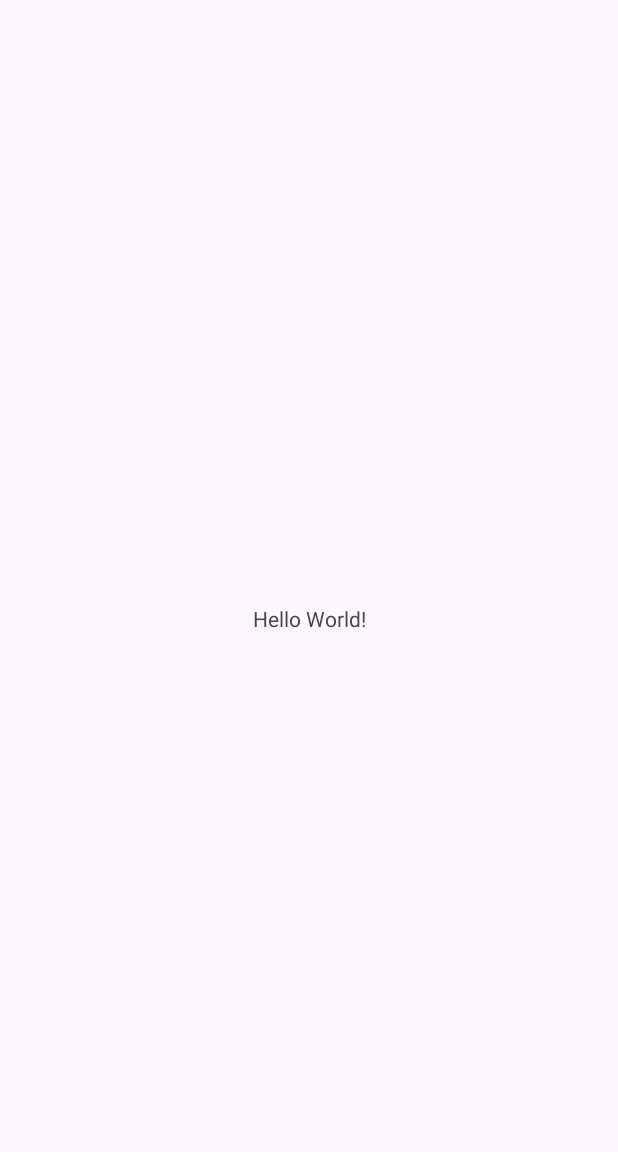
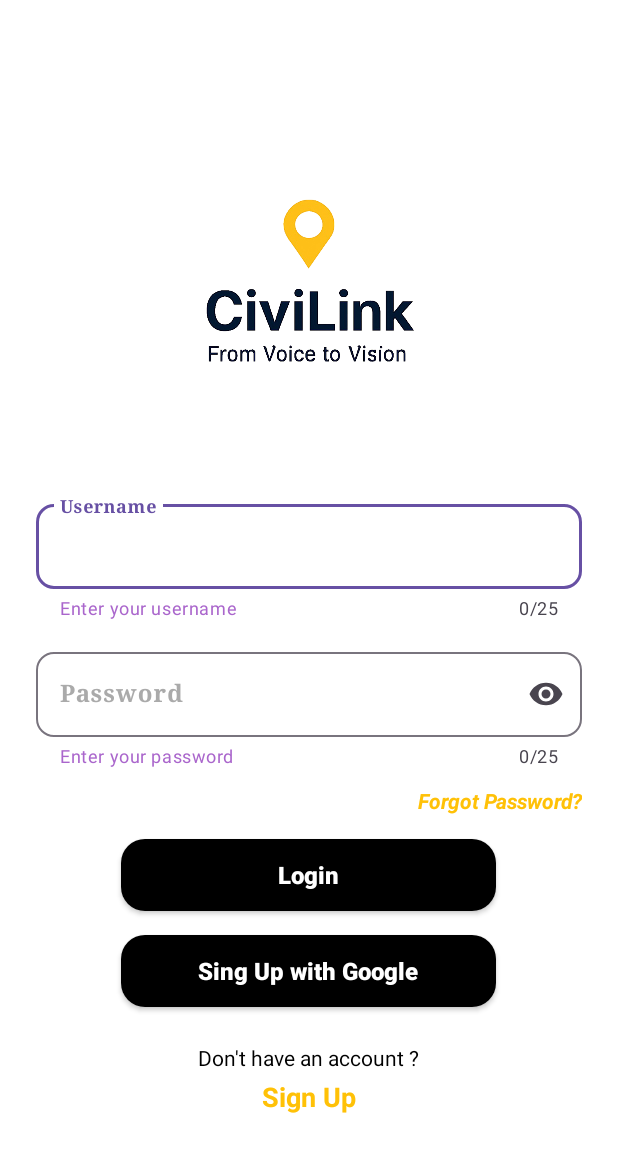
Before and after one commit to TarangChavhan/SIH_AIML_P31_PROJECT, an Android app: the screen it shows after launch (MainActivity before the commit, LoginActivity after it), on a phone screen of 412 x 824 dp. Before the commit the part shown is almost empty. Shown: the top 1152 px of the screen. Run offline under Robolectric (Android 15) with nearby library versions, the phone set to English and light mode, and no system bars; libraries missing offline, so code that uses them is left out: com.loopj.android, cz.msebera.android; 4 statements that could not run were skipped.

Commit message:
Login And Registratiob

```diff
--- a/Android Application/app/build.gradle.kts
+++ b/Android Application/app/build.gradle.kts
@@ -40,4 +40,6 @@ dependencies {
     testImplementation(libs.junit)
     androidTestImplementation(libs.ext.junit)
     androidTestImplementation(libs.espresso.core)
+    implementation ("com.loopj.android:android-async-http:1.4.11")
+
 }
--- /dev/null
+++ b/Android Application/app/src/main/java/com/example/civilink/LoginActivity.java
@@ -0,0 +1,106 @@
+package com.example.civilink;
+
+import androidx.appcompat.app.AppCompatActivity;
+
+import android.content.Intent;
+import android.os.Bundle;
+import android.view.View;
+import android.widget.TextView;
+import android.widget.Toast;
+
+import com.google.android.material.textfield.TextInputEditText;
+import com.loopj.android.http.AsyncHttpClient;
+import com.loopj.android.http.AsyncHttpResponseHandler;
+import com.loopj.android.http.RequestParams;
+
+import cz.msebera.android.httpclient.Header;
+
+public class LoginActivity extends AppCompatActivity {
+
+    TextInputEditText etUsername, etPassword;
+    TextView tvRegister;
+    androidx.appcompat.widget.AppCompatButton btnLogin, btnGoogle;
+
+    String BASE_URL = "http://YOUR_LOCALHOST_OR_SERVER/login.php";
+    // 👉 Replace with your backend API link
+
+    @Override
+    protected void onCreate(Bundle savedInstanceState) {
+        super.onCreate(savedInstanceState);
+        setContentView(R.layout.activity_login);
+
+        // Initialize views
+        etUsername = findViewById(R.id.LoginTextInputEditTextUsername);
+        etPassword = findViewById(R.id.LoginTextInputEditTextPassword);
+        btnLogin = findViewById(R.id.Loginbtn);
+        tvRegister = findViewById(R.id.TVRegistration);
+        btnGoogle = findViewById(R.id.btnGooglelogin);
+
+        // Login Button Click
+        btnLogin.setOnClickListener(new View.OnClickListener() {
+            @Override
+            public void onClick(View v) {
+                String username = etUsername.getText().toString().trim();
+                String password = etPassword.getText().toString().trim();
+
+                if (username.isEmpty() || password.isEmpty()) {
+                    Toast.makeText(LoginActivity.this, "Please fill all fields", Toast.LENGTH_SHORT).show();
+                } else {
+                    loginUser(username, password);
+                }
+            }
+        });
+
+        // Navigate to Register
+        tvRegister.setOnClickListener(new View.OnClickListener() {
+            @Override
+            public void onClick(View v) {
+                Intent i = new Intent(LoginActivity.this, RegisterActivity.class);
+                startActivity(i);
+            }
+        });
+
+        // Google Button (Just Example, implement Firebase/Google SDK if needed)
+        btnGoogle.setOnClickListener(v -> {
+            Toast.makeText(LoginActivity.this, "Google Login clicked", Toast.LENGTH_SHORT).show();
+        });
+    }
+
+    private void loginUser(String username, String password) {
+        AsyncHttpClient client = new AsyncHttpClient();
+        RequestParams params = new RequestParams();
+        params.put("username", username);
+        params.put("password", password);
+
+        client.post(BASE_URL, params, new AsyncHttpResponseHandler() {
+            @Override
+            public void onSuccess(int statusCode, Header[] headers, byte[] responseBody) {
+                try {
+                    String response = new String(responseBody);
+                    // Example Response: {"status":"success","message":"Login Successful"}
+                    org.json.JSONObject json = new org.json.JSONObject(response);
+
+                    String status = json.getString("status");
+                    String message = json.getString("message");
+
+                    Toast.makeText(LoginActivity.this, message, Toast.LENGTH_SHORT).show();
+
+                    if (status.equals("success")) {
+                        // Go to Home/Dashboard
+                        Intent i = new Intent(LoginActivity.this, HomeActivity.class);
+                        startActivity(i);
+                        finish();
+                    }
+                } catch (Exception e) {
+                    e.printStackTrace();
+                    Toast.makeText(LoginActivity.this, "Error parsing response", Toast.LENGTH_SHORT).show();
+                }
+            }
+
+            @Override
+            public void onFailure(int statusCode, Header[] headers, byte[] responseBody, Throwable error) {
+                Toast.makeText(LoginActivity.this, "Login Failed: " + error.getMessage(), Toast.LENGTH_SHORT).show();
+            }
+        });
+    }
+}
--- a/Android Application/app/src/main/java/com/example/civilink/MainActivity.java
+++ /dev/null
@@ -1,24 +0,0 @@
-package com.example.civilink;
-
-import android.os.Bundle;
-
-import androidx.activity.EdgeToEdge;
-import androidx.appcompat.app.AppCompatActivity;
-import androidx.core.graphics.Insets;
-import androidx.core.view.ViewCompat;
-import androidx.core.view.WindowInsetsCompat;
-
-public class MainActivity extends AppCompatActivity {
-
-    @Override
-    protected void onCreate(Bundle savedInstanceState) {
-        super.onCreate(savedInstanceState);
-        EdgeToEdge.enable(this);
-        setContentView(R.layout.activity_main);
-        ViewCompat.setOnApplyWindowInsetsListener(findViewById(R.id.main), (v, insets) -> {
-            Insets systemBars = insets.getInsets(WindowInsetsCompat.Type.systemBars());
-            v.setPadding(systemBars.left, systemBars.top, systemBars.right, systemBars.bottom);
-            return insets;
-        });
-    }
-}
--- /dev/null
+++ b/Android Application/app/src/main/java/com/example/civilink/Splash_Screen.java
@@ -0,0 +1,40 @@
+package com.example.civilink;
+
+import android.content.Intent;
+import android.os.Bundle;
+import android.os.Handler;
+import android.view.animation.Animation;
+import android.view.animation.AnimationUtils;
+import android.widget.ImageView;
+import android.widget.TextView;
+
+import androidx.activity.EdgeToEdge;
+import androidx.appcompat.app.AppCompatActivity;
+import androidx.core.graphics.Insets;
+import androidx.core.view.ViewCompat;
+import androidx.core.view.WindowInsetsCompat;
+
+public class Splash_Screen extends AppCompatActivity {
+    ImageView logo;
+    Animation FodeinAnim;
+
+    @Override
+    protected void onCreate(Bundle savedInstanceState) {
+        super.onCreate(savedInstanceState);
+        EdgeToEdge.enable(this);
+        setContentView(R.layout.splash_screen);
+        logo = findViewById(R.id.IV_sp_logo);
+
+        FodeinAnim = AnimationUtils.loadAnimation(Splash_Screen.this,R.anim.anime1);
+        logo.setAnimation(FodeinAnim);
+        Handler handler = new Handler();
+        handler.postDelayed(new Runnable() {
+            @Override
+            public void run() {
+                Intent i = new Intent(Splash_Screen.this, LoginActivity.class);
+                startActivity(i);
+                finish();
+            }
+        },5000);
+    }
+}
--- /dev/null
+++ b/Android Application/app/src/main/res/drawable/btshape.xml
@@ -0,0 +1,6 @@
+<?xml version="1.0" encoding="utf-8"?>
+<shape xmlns:android="http://schemas.android.com/apk/res/android" android:shape="rectangle">
+    <solid android:color="@color/black"/>  <!-- Black Background -->
+    <corners android:radius="16dp"/>  <!-- Rounded Corners -->
+    <padding android:left="12dp" android:right="12dp" android:top="10dp" android:bottom="10dp"/>
+</shape>
--- /dev/null
+++ b/Android Application/app/src/main/res/layout/activity_login.xml
@@ -0,0 +1,137 @@
+<LinearLayout
+    xmlns:android="http://schemas.android.com/apk/res/android"
+    xmlns:app="http://schemas.android.com/apk/res-auto"
+    android:layout_width="match_parent"
+    android:layout_height="match_parent"
+    android:orientation="vertical"
+    android:gravity="center"
+    android:padding="24dp"
+    android:background="@color/white">
+
+    <!-- App Title -->
+    <ImageView
+        android:layout_width="match_parent"
+        android:layout_height="250dp"
+        android:src="@drawable/logo"/>
+
+    <!-- Username Input -->
+    <com.google.android.material.textfield.TextInputLayout
+        android:id="@+id/LoginTextInputLayoutUsername"
+        android:layout_width="match_parent"
+        android:layout_height="wrap_content"
+        android:hint="Username"
+        android:layout_marginBottom="16dp"
+        android:textColorHint="@android:color/darker_gray"
+        app:boxBackgroundMode="outline"
+        app:boxCornerRadiusTopStart="12dp"
+        app:boxCornerRadiusTopEnd="12dp"
+        app:boxCornerRadiusBottomStart="12dp"
+        app:boxCornerRadiusBottomEnd="12dp"
+        app:counterEnabled="true"
+        app:counterMaxLength="25"
+        app:helperText="Enter your username"
+        app:helperTextEnabled="true"
+        app:helperTextTextColor="@android:color/holo_purple">
+
+        <com.google.android.material.textfield.TextInputEditText
+            android:id="@+id/LoginTextInputEditTextUsername"
+            android:layout_width="match_parent"
+            android:layout_height="wrap_content"
+            android:inputType="textPersonName"
+            android:maxLength="25"
+            android:textSize="16sp"
+            android:textStyle="bold"
+            android:typeface="serif" />
+    </com.google.android.material.textfield.TextInputLayout>
+
+
+    <!-- Password Input -->
+    <com.google.android.material.textfield.TextInputLayout
+        android:id="@+id/LoginTextInputLayoutPassword"
+        android:layout_width="match_parent"
+        android:layout_height="wrap_content"
+        android:hint="Password"
+        android:layout_marginBottom="8dp"
+        android:textColorHint="@android:color/darker_gray"
+        app:boxBackgroundMode="outline"
+        app:boxCornerRadiusTopStart="12dp"
+        app:boxCornerRadiusTopEnd="12dp"
+        app:boxCornerRadiusBottomStart="12dp"
+        app:boxCornerRadiusBottomEnd="12dp"
+        app:counterEnabled="true"
+        app:counterMaxLength="25"
+        app:endIconMode="password_toggle"
+        app:helperText="Enter your password"
+        app:helperTextEnabled="true"
+        app:helperTextTextColor="@android:color/holo_purple">
+
+        <com.google.android.material.textfield.TextInputEditText
+            android:id="@+id/LoginTextInputEditTextPassword"
+            android:layout_width="match_parent"
+            android:layout_height="wrap_content"
+            android:inputType="textPassword"
+            android:maxLength="25"
+            android:textSize="16sp"
+            android:textStyle="bold"
+            android:typeface="serif" />
+    </com.google.android.material.textfield.TextInputLayout>
+
+
+    <!-- Forgot Password -->
+    <TextView
+        android:layout_width="match_parent"
+        android:layout_height="wrap_content"
+        android:gravity="end"
+        android:paddingTop="4dp"
+        android:paddingBottom="16dp"
+        android:text="Forgot Password?"
+        android:textColor="@color/Yellow"
+        android:textSize="14sp"
+        android:textStyle="italic|bold" />
+
+
+    <!-- Login Button -->
+    <androidx.appcompat.widget.AppCompatButton
+        android:id="@+id/Loginbtn"
+        android:layout_width="250dp"
+        android:layout_height="wrap_content"
+        android:padding="12dp"
+        android:text="Login"
+        android:textAllCaps="false"
+        android:textColor="@color/white"
+        android:textSize="16sp"
+        android:textStyle="bold"
+        android:layout_marginBottom="16dp"
+        android:background="@drawable/btshape" />
+    <androidx.appcompat.widget.AppCompatButton
+        android:id="@+id/GoogleLoginBtn"
+        android:layout_width="250dp"
+        android:layout_height="wrap_content"
+        android:padding="12dp"
+        android:text="Sing Up with Google"
+        android:textAllCaps="false"
+        android:textColor="@color/white"
+        android:textSize="16sp"
+        android:textStyle="bold"
+        android:layout_marginBottom="16dp"
+        android:background="@drawable/btshape" />
+
+    <!-- Sign Up Redirect -->
+    <TextView
+        android:layout_width="wrap_content"
+        android:layout_height="wrap_content"
+        android:text="Don't have an account ?"
+        android:textColor="@color/black"
+        android:textSize="14sp"
+        android:layout_marginTop="8dp" />
+    <TextView
+        android:layout_width="match_parent"
+        android:layout_marginTop="4dp"
+        android:layout_height="wrap_content"
+        android:textColor="@color/Yellow"
+        android:gravity="center"
+        android:textStyle="bold"
+        android:textSize="18dp"
+        android:text="Sign Up"/>
+
+</LinearLayout>
--- a/Android Application/app/src/main/res/layout/activity_main.xml
+++ /dev/null
@@ -1,19 +0,0 @@
-<?xml version="1.0" encoding="utf-8"?>
-<androidx.constraintlayout.widget.ConstraintLayout xmlns:android="http://schemas.android.com/apk/res/android"
-    xmlns:app="http://schemas.android.com/apk/res-auto"
-    xmlns:tools="http://schemas.android.com/tools"
-    android:id="@+id/main"
-    android:layout_width="match_parent"
-    android:layout_height="match_parent"
-    tools:context=".MainActivity">
-
-    <TextView
-        android:layout_width="wrap_content"
-        android:layout_height="wrap_content"
-        android:text="Hello World!"
-        app:layout_constraintBottom_toBottomOf="parent"
-        app:layout_constraintEnd_toEndOf="parent"
-        app:layout_constraintStart_toStartOf="parent"
-        app:layout_constraintTop_toTopOf="parent" />
-
-</androidx.constraintlayout.widget.ConstraintLayout>
--- a/Android Application/app/src/main/res/values/colors.xml
+++ b/Android Application/app/src/main/res/values/colors.xml
@@ -2,4 +2,6 @@
 <resources>
     <color name="black">#FF000000</color>
     <color name="white">#FFFFFFFF</color>
+    <color name="purple">#6200EE</color>
+    <color name="Yellow">#FFC107</color>
 </resources>
```
Also changed, not shown: Android Application/app/src/main/AndroidManifest.xml (+7 -1 lines), Android Application/app/src/main/java/com/example/civilink/RegistrationActivity.java (added, +91 -0 lines), Android Application/app/src/main/res/anim/anime1.xml (added, +8 -0 lines), Android Application/app/src/main/res/layout/activity_registration.xml (added, +147 -0 lines), Android Application/app/src/main/res/layout/splash_screen.xml (added, +21 -0 lines), Android Application/app/src/main/res/drawable/logo.png (added).
